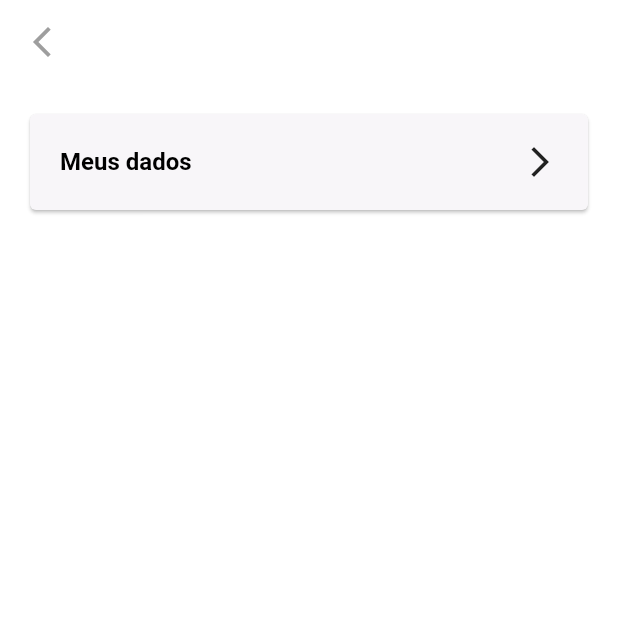
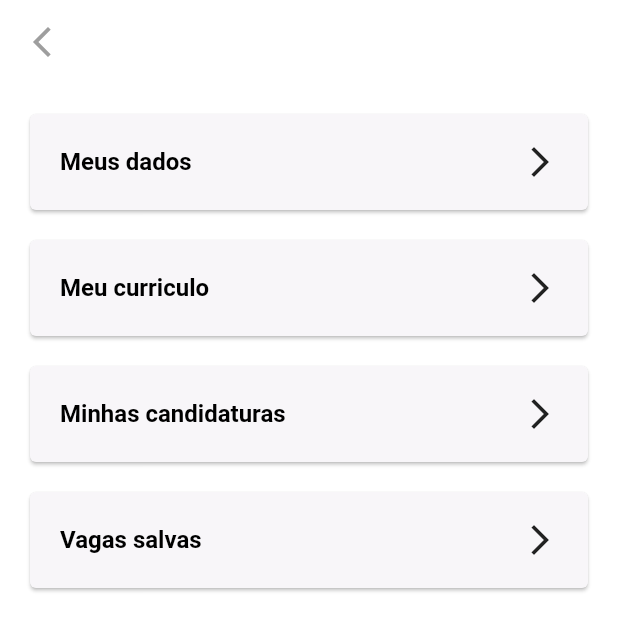
Before and after one commit to islycodes/jobfinder-flutter, a Flutter app: the TelaPerfil screen opened by its route, on a phone screen of 412 x 824 dp. Shown: the top 631 px of the screen. Run offline on Flutter 3.47's test engine with Material 2 defaults, Android fonts, the phone set to English and light mode, and no system bars; our stand-ins replace flutter_svg.

Commit message:
Update perfil.dart

```diff
--- a/lib/pages/view/perfil.dart
+++ b/lib/pages/view/perfil.dart
@@ -1,5 +1,3 @@
-import 'package:flutter/src/widgets/container.dart';
-import 'package:flutter/src/widgets/framework.dart';
 import 'package:flutter/material.dart';
 
 class TelaPerfil extends StatelessWidget {
@@ -11,6 +9,7 @@ class TelaPerfil extends StatelessWidget {
         backgroundColor: Colors.white,
         extendBodyBehindAppBar: false,
         appBar: AppBar(
+          title: Text('Perfil'),
           backgroundColor: Colors.white,
           elevation: 0,
           leading: IconButton(
@@ -23,7 +22,13 @@ class TelaPerfil extends StatelessWidget {
                 padding: EdgeInsets.fromLTRB(20, 20, 20, 20),
                 child: Column(
                   children: [
-                    Card(
+                    'Meus dados',
+                    'Meu curriculo',
+                    'Minhas candidaturas',
+                    'Vagas salvas'
+                  ].map(
+                    (text) {
+                      return Card(
                         color: Color.fromRGBO(248, 246, 249, 1),
                         margin: EdgeInsets.only(bottom: 20),
                         child: InkWell(
@@ -34,23 +39,25 @@ class TelaPerfil extends StatelessWidget {
                           child: Padding(
                             padding: EdgeInsets.fromLTRB(20, 20, 20, 20),
                             child: Row(
-                              mainAxisAlignment: MainAxisAlignment.spaceBetween,
+                                mainAxisAlignment:
+                                    MainAxisAlignment.spaceBetween,
                                 children: [
                                   Row(
                                     children: [
-                                    Text('Meus dados',
+                                      Text(text,
                                           style: TextStyle(
                                               fontSize: 16,
                                               color: Colors.black,
                                               fontWeight: FontWeight.bold)),
                                     ],
                                   ),
-                                Icon(Icons.arrow_forward_ios)
+                                  Icon(Icons.arrow_forward_ios),
                                 ]),
                           ),
                         ),
-                    ),
-                  ].toList(),
+                      );
+                    },
+                  ).toList(),
                 ))));
   }
 }
```
Lines whose indentation alone changed are shown as unchanged.
